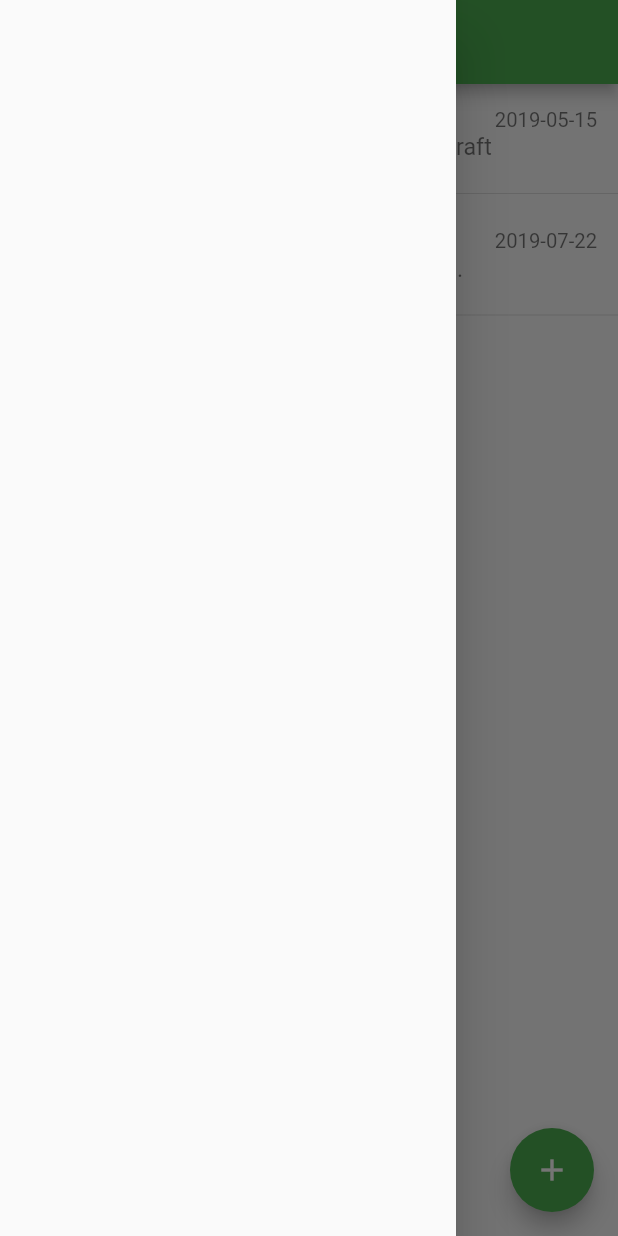
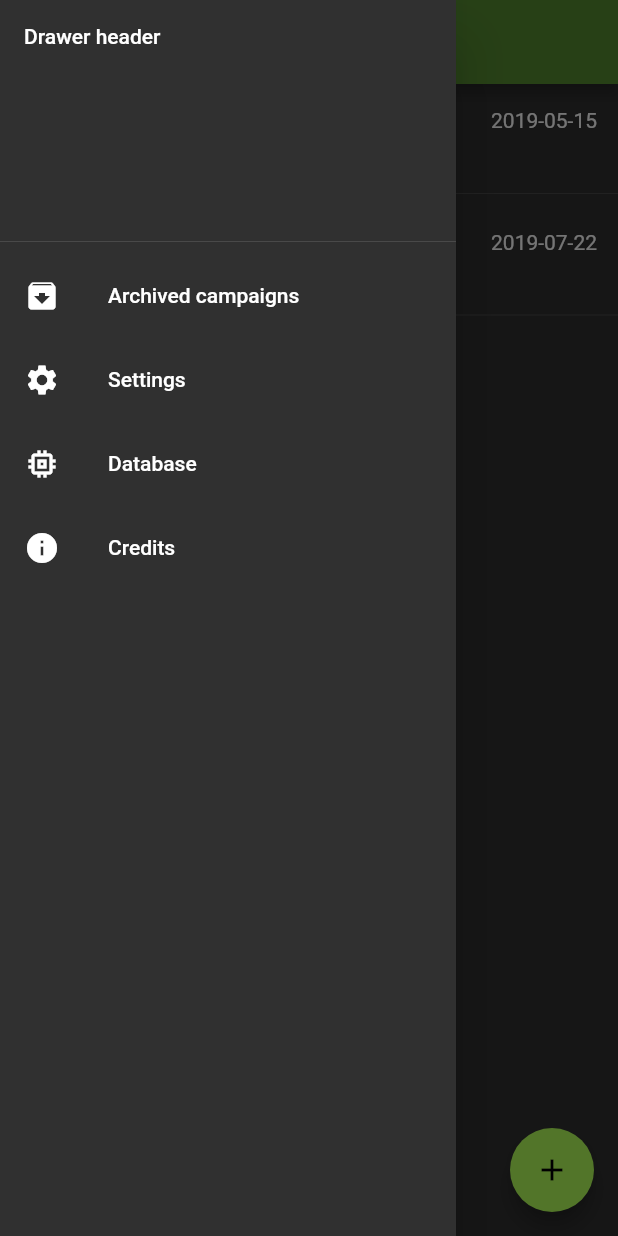
Before and after one commit to LukeDS-it/eternal-light-tome, a Flutter app: the screen it shows after launch, with the side drawer open, on a phone screen of 412 x 824 dp. Run offline on Flutter 3.47's test engine with Material 2 defaults, Android fonts, the phone set to English and light mode, and no system bars; Roboto replaces fonts that are missing (Hind, Montserrat).

Commit message:
end graphic work on main screen

```diff
--- a/lib/it/ldsoftware/elt/ui/CampaignsView.dart
+++ /dev/null
@@ -1,100 +0,0 @@
-import 'package:elt/it/ldsoftware/elt/view/campaign-vm.dart';
-import 'package:flutter/material.dart';
-
-class CampaignsView extends StatelessWidget {
-  final List<CampaignVM> campaigns = [
-    CampaignVM(
-        "Eldritch Horrors", "Campagna basata su H. P. Lovecraft", "2019-05-15"),
-    CampaignVM(
-        "GuruGuru", "Un bel giorno il re del male Ghiri...", "2019-07-22"),
-  ];
-
-  @override
-  Widget build(BuildContext context) {
-    return Scaffold(
-      appBar: AppBar(
-        title: Text("Active Campaigns"),
-      ),
-      drawer: Drawer(
-          child: Column(
-            children: <Widget>[
-
-            ],
-          )
-      ),
-      body: ListView.builder(
-          itemCount: campaigns.length,
-          itemBuilder: (context, position) {
-            var campaign = campaigns[position];
-            return Column(children: <Widget>[
-              Padding(
-                padding: EdgeInsets.only(
-                    left: 14.0, right: 14.0, top: 5.0, bottom: 5.0),
-                child: Row(
-                  crossAxisAlignment: CrossAxisAlignment.center,
-                  children: <Widget>[
-                    Icon(
-                      Icons.cloud_circle,
-                      size: 55.0,
-                      color: Colors.green,
-                    ),
-                    Expanded(
-                      child: Padding(
-                        padding: const EdgeInsets.only(left: 10.0),
-                        child: Column(
-                          children: <Widget>[
-                            Row(
-                              mainAxisAlignment: MainAxisAlignment.spaceBetween,
-                              children: <Widget>[
-                                Text(
-                                  campaign.title,
-                                  style: TextStyle(
-                                      fontWeight: FontWeight.w400,
-                                      color: Colors.black87,
-                                      fontSize: 17.0),
-                                ),
-                                Text(
-                                  campaign.startDate,
-                                  style: TextStyle(
-                                      fontWeight: FontWeight.w400,
-                                      color: Colors.black54,
-                                      fontSize: 13.5),
-                                ),
-                              ],
-                            ),
-                            Row(
-                              crossAxisAlignment: CrossAxisAlignment.start,
-                              mainAxisAlignment: MainAxisAlignment.spaceBetween,
-                              children: <Widget>[
-                                Column(
-                                  crossAxisAlignment: CrossAxisAlignment.start,
-                                  children: <Widget>[
-                                    Text(
-                                      campaign.description,
-                                      style: TextStyle(
-                                          fontWeight: FontWeight.w400,
-                                          color: Colors.black54,
-                                          fontSize: 15.5),
-                                    )
-                                  ],
-                                ),
-                              ],
-                            ),
-                          ],
-                        ),
-                      ),
-                    ),
-                  ],
-                ),
-              ),
-              Divider(),
-            ]);
-          }),
-      floatingActionButton: FloatingActionButton(
-        onPressed: null,
-        child: Icon(Icons.add),
-      ),
-      floatingActionButtonLocation: FloatingActionButtonLocation.endFloat,
-    );
-  }
-}
--- /dev/null
+++ b/lib/it/ldsoftware/elt/ui/campaigns-view.dart
@@ -0,0 +1,60 @@
+import 'package:elt/it/ldsoftware/elt/ui/view-model.dart';
+import 'package:flutter/material.dart';
+
+import 'list-element.dart';
+
+class CampaignsView extends StatelessWidget {
+  final List<CampaignVM> campaigns = [
+    CampaignVM(
+        "Eldritch Horrors", "Campagna basata su H. P. Lovecraft", "2019-05-15"),
+    CampaignVM(
+        "GuruGuru", "Un bel giorno il re del male Ghiri...", "2019-07-22"),
+  ];
+
+  @override
+  Widget build(BuildContext context) {
+    return Scaffold(
+      appBar: AppBar(
+        title: Text("Active Campaigns"),
+      ),
+      drawer: Drawer(
+          child: ListView(
+            padding: EdgeInsets.zero,
+            children: <Widget>[
+              DrawerHeader(
+                child: Text("Drawer header"),
+              ),
+              ListTile(
+                leading: Icon(Icons.archive),
+                title: Text("Archived campaigns"),
+              ),
+              ListTile(
+                leading: Icon(Icons.settings),
+                title: Text("Settings")
+              ),
+              ListTile(
+                leading: Icon(Icons.memory),
+                title: Text("Database")
+              ),
+              ListTile(
+                leading: Icon(Icons.info),
+                title: Text("Credits")
+              )
+            ],
+          )
+      ),
+      body: ListView.builder(
+          itemCount: campaigns.length,
+          itemBuilder: (context, position) {
+            var campaign = campaigns[position];
+            return ListElement(
+                campaign.title, campaign.description, campaign.startDate);
+          }),
+      floatingActionButton: FloatingActionButton(
+        onPressed: null,
+        child: Icon(Icons.add),
+      ),
+      floatingActionButtonLocation: FloatingActionButtonLocation.endFloat,
+    );
+  }
+}
--- /dev/null
+++ b/lib/it/ldsoftware/elt/ui/list-element.dart
@@ -0,0 +1,47 @@
+import 'package:flutter/material.dart';
+
+class ListElement extends Column {
+  ListElement(String title, String subtitle, String date)
+      : super(children: <Widget>[
+          Padding(
+            padding:
+                EdgeInsets.only(left: 14.0, right: 14.0, top: 5.0, bottom: 5.0),
+            child: Row(
+              crossAxisAlignment: CrossAxisAlignment.center,
+              children: <Widget>[
+                Icon(
+                  Icons.cloud_circle,
+                  size: 55.0,
+                ),
+                Expanded(
+                  child: Padding(
+                    padding: const EdgeInsets.only(left: 10.0),
+                    child: Column(
+                      children: <Widget>[
+                        Row(
+                          mainAxisAlignment: MainAxisAlignment.spaceBetween,
+                          children: <Widget>[
+                            Text(title),
+                            Text(date),
+                          ],
+                        ),
+                        Row(
+                          crossAxisAlignment: CrossAxisAlignment.start,
+                          mainAxisAlignment: MainAxisAlignment.spaceBetween,
+                          children: <Widget>[
+                            Column(
+                              crossAxisAlignment: CrossAxisAlignment.start,
+                              children: <Widget>[Text(subtitle)],
+                            ),
+                          ],
+                        ),
+                      ],
+                    ),
+                  ),
+                ),
+              ],
+            ),
+          ),
+          Divider(),
+        ]);
+}
--- /dev/null
+++ b/lib/it/ldsoftware/elt/ui/view-model.dart
@@ -0,0 +1,110 @@
+class CampaignVM {
+  String title;
+  String description;
+  String startDate;
+
+  CampaignVM(this.title, this.description, this.startDate);
+}
+
+class ChapterVM {
+  String place;
+  String story;
+
+  List<String> folks;
+  List<String> items;
+  List<String> people;
+  List<String> places;
+  List<String> quests;
+  List<String> monsters;
+
+  ChapterVM(this.place, this.story, this.people, this.places, this.quests,
+      this.folks, this.monsters, this.items);
+}
+
+class CharacterVM {
+  String name;
+  String race;
+  String notes;
+  String alignment;
+  String description;
+
+  List<String> quests;
+  List<String> appearances;
+  List<String> affiliations;
+
+  CharacterVM(this.name, this.description, this.race, this.alignment,
+      this.notes, this.appearances, this.quests, this.affiliations);
+}
+
+class FolkVM {
+  String name;
+  String race;
+  String place;
+
+  List<String> people;
+  List<String> places;
+
+  FolkVM(this.name, this.race, this.place, this.people, this.places);
+}
+
+class ItemVM {
+  int value;
+
+  String name;
+  String effect;
+  String description;
+
+  List<String> appearances;
+
+  ItemVM(
+      this.value, this.name, this.effect, this.description, this.appearances);
+}
+
+class Link {
+  String name;
+  String chapter;
+
+  Link(this.name, this.chapter);
+}
+
+class MonsterVM {
+  int health;
+
+  String name;
+  String type;
+
+  List<String> places;
+
+  MonsterVM(this.health, this.name, this.type, this.places);
+}
+
+class PlaceVM {
+  String name;
+  String description;
+
+  List<String> subPlaces;
+
+  List<Link> quests;
+  List<Link> monsters;
+  List<Link> characters;
+
+  PlaceVM(this.name, this.description, this.subPlaces, this.quests,
+      this.monsters, this.characters);
+}
+
+class QuestVM {
+  String title;
+  String notes;
+  String description;
+
+  String startChar;
+  String endChar;
+
+  String startPlace;
+  String endPlace;
+
+  List<String> people;
+
+  QuestVM(this.description, this.notes, this.title, this.startChar, this.endChar,
+      this.startPlace, this.endPlace, this.people);
+}
--- a/lib/it/ldsoftware/elt/view/campaign-vm.dart
+++ /dev/null
@@ -1,7 +0,0 @@
-class CampaignVM {
-  String title;
-  String description;
-  String startDate;
-
-  CampaignVM(this.title, this.description, this.startDate);
-}
--- a/lib/it/ldsoftware/elt/view/chapter-vm.dart
+++ /dev/null
@@ -1,14 +0,0 @@
-class ChapterVM {
-  String place;
-  String story;
-
-  List<String> folks;
-  List<String> items;
-  List<String> people;
-  List<String> places;
-  List<String> quests;
-  List<String> monsters;
-
-  ChapterVM(this.place, this.story, this.people, this.places, this.quests,
-      this.folks, this.monsters, this.items);
-}
--- a/lib/it/ldsoftware/elt/view/character-vm.dart
+++ /dev/null
@@ -1,14 +0,0 @@
-class CharacterVM {
-  String name;
-  String race;
-  String notes;
-  String alignment;
-  String description;
-
-  List<String> quests;
-  List<String> appearances;
-  List<String> affiliations;
-
-  CharacterVM(this.name, this.description, this.race, this.alignment,
-      this.notes, this.appearances, this.quests, this.affiliations);
-}
--- a/lib/it/ldsoftware/elt/view/folk-vm.dart
+++ /dev/null
@@ -1,10 +0,0 @@
-class FolkVM {
-  String name;
-  String race;
-  String place;
-
-  List<String> people;
-  List<String> places;
-
-  FolkVM(this.name, this.race, this.place, this.people, this.places);
-}
--- a/lib/it/ldsoftware/elt/view/item-vm.dart
+++ /dev/null
@@ -1,11 +0,0 @@
-class ItemVM {
-  int value;
-
-  String name;
-  String effect;
-  String description;
-
-  List<String> appearances;
-
-  ItemVM(this.value, this.name, this.effect, this.description, this.appearances);
-}
--- a/lib/it/ldsoftware/elt/view/link.dart
+++ /dev/null
@@ -1,6 +0,0 @@
-class Link {
-  String name;
-  String chapter;
-
-  Link(this.name, this.chapter);
-}
--- a/lib/it/ldsoftware/elt/view/monster-vm.dart
+++ /dev/null
@@ -1,10 +0,0 @@
-class MonsterVM {
-  int health;
-
-  String name;
-  String type;
-
-  List<String> places;
-
-  MonsterVM(this.health, this.name, this.type, this.places);
-}
--- a/lib/it/ldsoftware/elt/view/place-vm.dart
+++ /dev/null
@@ -1,15 +0,0 @@
-import 'link.dart';
-
-class PlaceVM {
-  String name;
-  String description;
-
-  List<String> subPlaces;
-
-  List<Link> quests;
-  List<Link> monsters;
-  List<Link> characters;
-
-  PlaceVM(this.name, this.description, this.subPlaces, this.quests,
-      this.monsters, this.characters);
-}
--- a/lib/it/ldsoftware/elt/view/quest-vm.dart
+++ /dev/null
@@ -1,16 +0,0 @@
-class QuestVM {
-  String title;
-  String notes;
-  String description;
-
-  String startChar;
-  String endChar;
-
-  String startPlace;
-  String endPlace;
-
-  List<String> people;
-
-  QuestVM(this.description, this.notes, this.title, this.startChar, this.endChar,
-      this.startPlace, this.endPlace, this.people);
-}
--- a/lib/main.dart
+++ b/lib/main.dart
@@ -1,6 +1,6 @@
 import 'package:flutter/material.dart';
 
-import 'it/ldsoftware/elt/ui/CampaignsView.dart';
+import 'it/ldsoftware/elt/ui/campaigns-view.dart';
 
 void main() => runApp(MyApp());
 
@@ -11,7 +11,20 @@ class MyApp extends StatelessWidget {
     return MaterialApp(
       title: 'Flutter Demo',
       theme: ThemeData(
-        primarySwatch: Colors.green,
+        brightness: Brightness.dark,
+        primaryColor: Colors.lightGreen[800],
+        accentColor: Colors.lightGreenAccent,
+
+        // Define the default font family.
+        fontFamily: 'Montserrat',
+
+        // Define the default TextTheme. Use this to specify the default
+        // text styling for headlines, titles, bodies of text, and more.
+        textTheme: TextTheme(
+          headline: TextStyle(fontSize: 72.0, fontWeight: FontWeight.bold),
+          title: TextStyle(fontSize: 36.0, fontStyle: FontStyle.italic),
+          body1: TextStyle(fontSize: 14.0, fontFamily: 'Hind'),
+        ),
       ),
       home: CampaignsView(),
     );
```
Also changed, not shown: lib/it/ldsoftware/elt/ui/story-view.dart (added).
